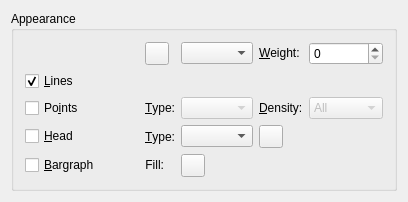
First picture: the form in src/widgets/curveappearance.ui, repository Kst-plot/kst, before the edit.
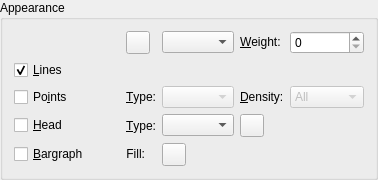
Second picture: the form after the edit. Custom widgets are drawn as their Qt base class.

What changed in the file:
```diff
--- a/src/widgets/curveappearance.ui
+++ b/src/widgets/curveappearance.ui
@@ -6,15 +6,24 @@
    <rect>
     <x>0</x>
     <y>0</y>
-    <width>408</width>
-    <height>181</height>
+    <width>376</width>
+    <height>171</height>
    </rect>
   </property>
+  <property name="sizePolicy">
+   <sizepolicy hsizetype="Fixed" vsizetype="Preferred">
+    <horstretch>0</horstretch>
+    <verstretch>0</verstretch>
+   </sizepolicy>
+  </property>
   <layout class="QGridLayout" name="gridLayout_2">
+   <property name="margin">
+    <number>0</number>
+   </property>
    <item row="0" column="0">
     <widget class="QGroupBox" name="GroupBox9_2_2_2">
      <property name="sizePolicy">
-      <sizepolicy hsizetype="Preferred" vsizetype="Fixed">
+      <sizepolicy hsizetype="Fixed" vsizetype="Fixed">
        <horstretch>0</horstretch>
        <verstretch>0</verstretch>
       </sizepolicy>
```
